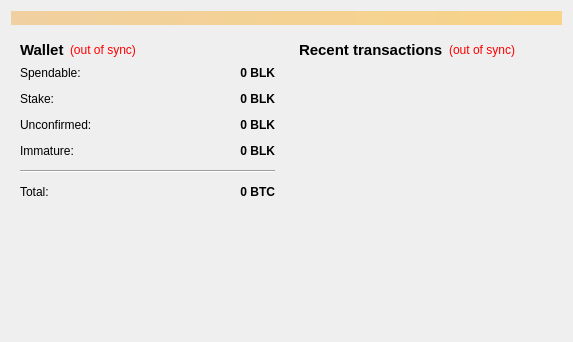
Above: src/qt/forms/overviewpage.ui from sdmathis/montecarlo before the change. Below: the same form after it.
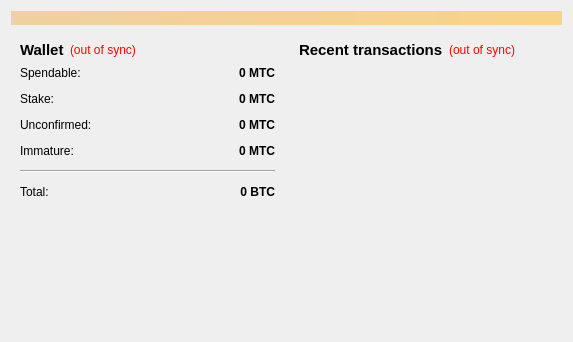
That is the form after the change.

```diff
--- a/src/qt/forms/overviewpage.ui
+++ b/src/qt/forms/overviewpage.ui
@@ -118,7 +118,7 @@
                <string>Your current spendable balance</string>
               </property>
               <property name="text">
-               <string notr="true">0 BLK</string>
+               <string notr="true">0 MTC</string>
               </property>
               <property name="alignment">
                <set>Qt::AlignRight|Qt::AlignTrailing|Qt::AlignVCenter</set>
@@ -150,7 +150,7 @@
                <string>Total of coins that was staked, and do not yet count toward the current balance</string>
               </property>
               <property name="text">
-               <string notr="true">0 BLK</string>
+               <string notr="true">0 MTC</string>
               </property>
               <property name="alignment">
                <set>Qt::AlignRight|Qt::AlignTrailing|Qt::AlignVCenter</set>
@@ -182,7 +182,7 @@
                <string>Total of transactions that have yet to be confirmed, and do not yet count toward the current balance</string>
               </property>
               <property name="text">
-               <string notr="true">0 BLK</string>
+               <string notr="true">0 MTC</string>
               </property>
               <property name="alignment">
                <set>Qt::AlignRight|Qt::AlignTrailing|Qt::AlignVCenter</set>
@@ -211,7 +211,7 @@
                <string>Mined balance that has not yet matured</string>
               </property>
               <property name="text">
-               <string notr="true">0 BLK</string>
+               <string notr="true">0 MTC</string>
               </property>
               <property name="alignment">
                <set>Qt::AlignRight|Qt::AlignTrailing|Qt::AlignVCenter</set>
```
